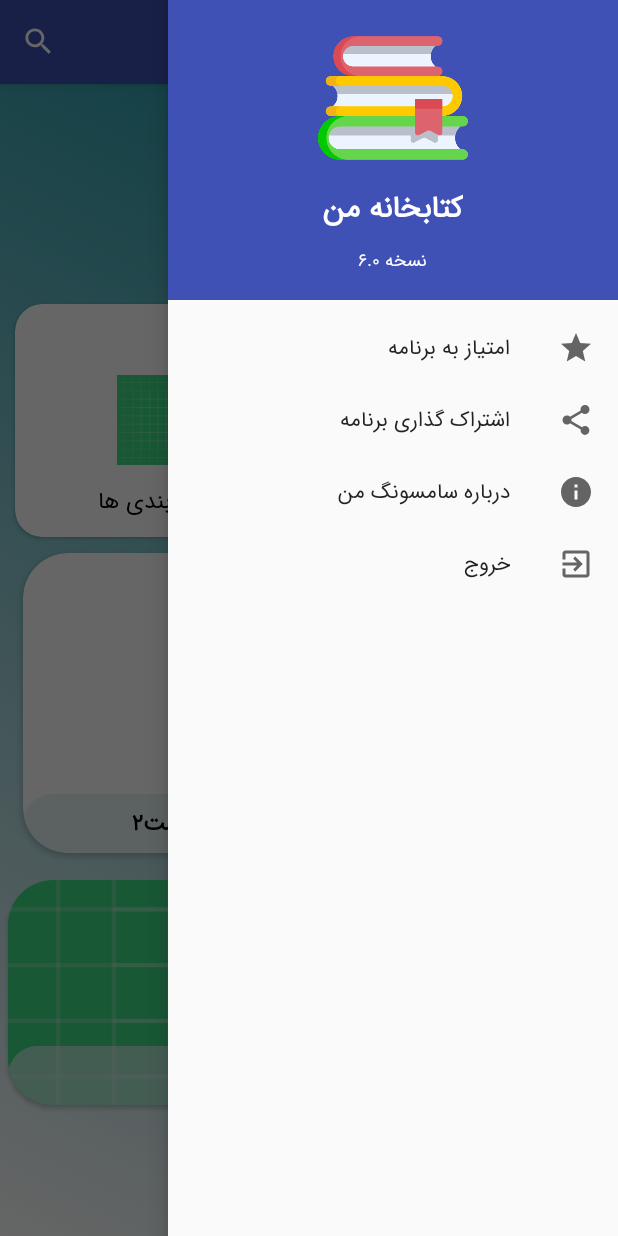
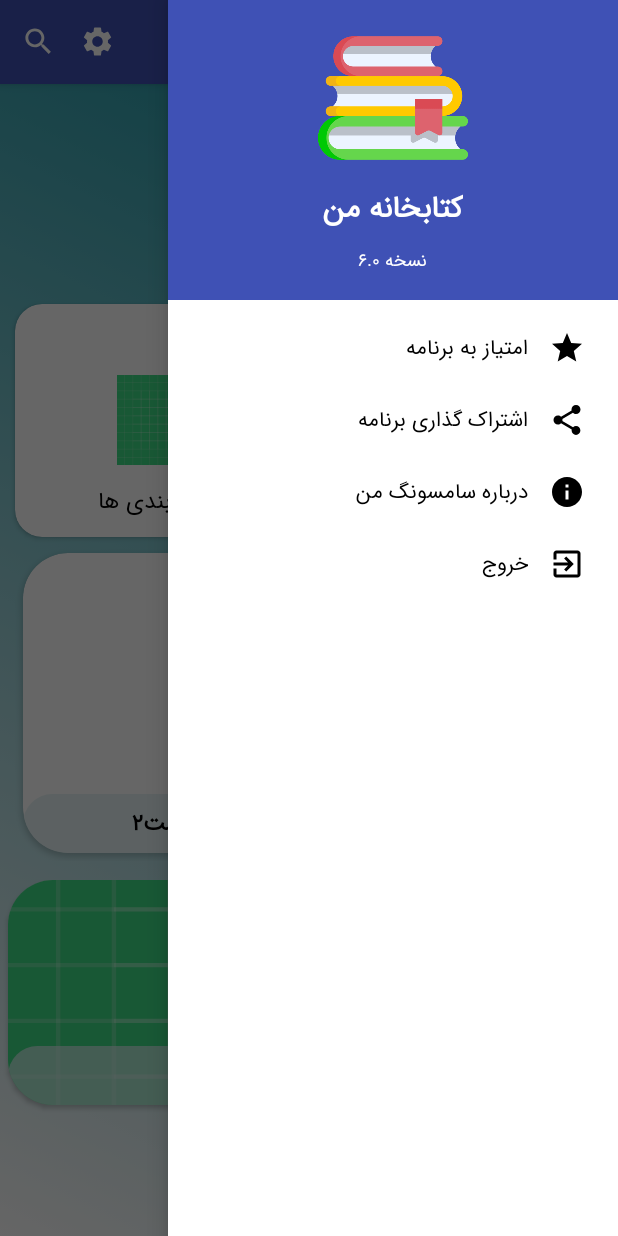
Before and after one commit to mhhpc/MyLibrary, an Android app: the screen it shows after launch (MainActivity), with the side drawer open, on a phone screen of 412 x 824 dp. Run offline under Robolectric (Android 15) with nearby library versions, the phone set to English and light mode, and no system bars; libraries missing offline, so code that uses them is left out: com.transitionseverywhere, com.transitionseverywhere.extra; 3 statements that could not run were skipped.

Commit message:
complete draver and onclick on main_activity add settings and about activity add change theme option to setting(test)

```diff
--- a/app/src/main/java/com/android/mylibrary/MainActivity.java
+++ b/app/src/main/java/com/android/mylibrary/MainActivity.java
@@ -1,25 +1,34 @@
 package com.android.mylibrary;
 
+import androidx.annotation.NonNull;
 import androidx.appcompat.app.AlertDialog;
 import androidx.appcompat.app.AppCompatActivity;
 import androidx.drawerlayout.widget.DrawerLayout;
 
 import android.content.DialogInterface;
+import android.content.Intent;
 import android.content.SharedPreferences;
 import android.graphics.drawable.AnimationDrawable;
+import android.net.Uri;
 import android.os.Bundle;
 import android.os.Handler;
+import android.view.Gravity;
+import android.view.MenuItem;
 import android.view.View;
 import android.view.ViewGroup;
+import android.widget.ImageView;
 import android.widget.LinearLayout;
 
+import com.google.android.material.navigation.NavigationView;
 import com.transitionseverywhere.Transition;
 import com.transitionseverywhere.TransitionManager;
 import com.transitionseverywhere.extra.Scale;
 
-public class MainActivity extends AppCompatActivity {
+public class MainActivity extends AppCompatActivity implements View.OnClickListener {
 
     DrawerLayout drawerLayout;
+    NavigationView navigationView;
+    ImageView imageView_menu, imageView_search, imageView_settings;
 
     @Override
     protected void onCreate(Bundle savedInstanceState) {
@@ -60,6 +69,10 @@ public class MainActivity extends AppCompatActivity {
             }
         }, 200);
 
+        //-------------
+        init();
+        onclick();
+
     }
 
     //first run dialog ----------------------
@@ -81,4 +94,84 @@ public class MainActivity extends AppCompatActivity {
         editor.apply();
     }
 
+    private void init() {
+        drawerLayout = findViewById(R.id.main);
+        navigationView = findViewById(R.id.navigationView);
+        imageView_menu = findViewById(R.id.imageView_menu);
+        imageView_search = findViewById(R.id.imageView_search);
+        imageView_settings = findViewById(R.id.imageView_settings);
+
+        navigationView.bringToFront();
+    }
+
+    private void onclick() {
+
+        imageView_menu.setOnClickListener(this);
+        imageView_search.setOnClickListener(this);
+        imageView_settings.setOnClickListener(this);
+
+        navigationView.setNavigationItemSelectedListener(new NavigationView.OnNavigationItemSelectedListener() {
+            @Override
+            public boolean onNavigationItemSelected(@NonNull MenuItem item) {
+                switch (item.getItemId()) {
+
+                    case R.id.menu_rate:
+                        drawerLayout.closeDrawers();
+                        Intent intentRate = new Intent(Intent.ACTION_VIEW);
+                        intentRate.setData(Uri.parse("https://cafebazaar.ir/developer/781503171866"));
+                        startActivity(intentRate);
+                        break;
+
+                    case R.id.menu_aboutUs:
+                        drawerLayout.closeDrawers();
+                        startActivity(new Intent(MainActivity.this, About_activity.class));
+                        break;
+
+                    case R.id.menu_exit:
+                        drawerLayout.closeDrawers();
+                        finish();
+                        break;
+
+                    case R.id.menu_share:
+                        Intent intentSend = new Intent();
+                        intentSend.setAction(Intent.ACTION_SEND);
+                        intentSend.putExtra(Intent.EXTRA_TEXT, "سلام \n به راحتی میتونی اپلیکیشن سامسونگ من رو از لینک زیر دانلود کنی ;) \n https://cafebazaar.ir/developer/781503171866");
+                        intentSend.setType("text/plain");
+
+                        Intent share = Intent.createChooser(intentSend, null);
+                        startActivity(share);
+                }
+                return true;
+            }
+        });
+    }
+
+    @Override
+    public void onClick(View v) {
+
+        if (v == imageView_menu) {
+            drawerLayout.openDrawer(Gravity.RIGHT);
+        }
+
+        if (v == imageView_search) {
+            Intent intent = new Intent(this, Search_activity.class);
+            startActivity(intent);
+        }
+
+        if (v == imageView_settings) {
+            Intent intent = new Intent(this, Settings_activity.class);
+            startActivity(intent);
+        }
+
+    }
+
+    @Override
+    public void onBackPressed() {
+        if (drawerLayout.isDrawerOpen(Gravity.RIGHT)) {
+            drawerLayout.closeDrawers();
+        } else {
+            super.onBackPressed();
+        }
+    }
+
 }
--- /dev/null
+++ b/app/src/main/res/drawable/ic_settings.xml
@@ -0,0 +1,10 @@
+<vector xmlns:android="http://schemas.android.com/apk/res/android"
+    android:width="24dp"
+    android:height="24dp"
+    android:tint="#000000"
+    android:viewportWidth="24"
+    android:viewportHeight="24">
+    <path
+        android:fillColor="@android:color/white"
+        android:pathData="M19.14,12.94c0.04,-0.3 0.06,-0.61 0.06,-0.94c0,-0.32 -0.02,-0.64 -0.07,-0.94l2.03,-1.58c0.18,-0.14 0.23,-0.41 0.12,-0.61l-1.92,-3.32c-0.12,-0.22 -0.37,-0.29 -0.59,-0.22l-2.39,0.96c-0.5,-0.38 -1.03,-0.7 -1.62,-0.94L14.4,2.81c-0.04,-0.24 -0.24,-0.41 -0.48,-0.41h-3.84c-0.24,0 -0.43,0.17 -0.47,0.41L9.25,5.35C8.66,5.59 8.12,5.92 7.63,6.29L5.24,5.33c-0.22,-0.08 -0.47,0 -0.59,0.22L2.74,8.87C2.62,9.08 2.66,9.34 2.86,9.48l2.03,1.58C4.84,11.36 4.8,11.69 4.8,12s0.02,0.64 0.07,0.94l-2.03,1.58c-0.18,0.14 -0.23,0.41 -0.12,0.61l1.92,3.32c0.12,0.22 0.37,0.29 0.59,0.22l2.39,-0.96c0.5,0.38 1.03,0.7 1.62,0.94l0.36,2.54c0.05,0.24 0.24,0.41 0.48,0.41h3.84c0.24,0 0.44,-0.17 0.47,-0.41l0.36,-2.54c0.59,-0.24 1.13,-0.56 1.62,-0.94l2.39,0.96c0.22,0.08 0.47,0 0.59,-0.22l1.92,-3.32c0.12,-0.22 0.07,-0.47 -0.12,-0.61L19.14,12.94zM12,15.6c-1.98,0 -3.6,-1.62 -3.6,-3.6s1.62,-3.6 3.6,-3.6s3.6,1.62 3.6,3.6S13.98,15.6 12,15.6z" />
+</vector>
--- a/app/src/main/res/layout/activity_main.xml
+++ b/app/src/main/res/layout/activity_main.xml
@@ -36,8 +36,10 @@
                     android:id="@+id/imageView_menu"
                     android:layout_width="27dp"
                     android:layout_height="27dp"
-                    android:layout_centerVertical="true"
+                    android:layout_alignParentTop="true"
+                    android:layout_marginTop="13dp"
                     android:layout_marginRight="12dp"
+                    android:foreground="?attr/selectableItemBackground"
                     app:srcCompat="@drawable/ic_menu"
                     app:tint="@color/white" />
 
@@ -58,8 +60,21 @@
                     android:layout_alignParentLeft="true"
                     android:layout_centerVertical="true"
                     android:layout_marginLeft="12dp"
+                    android:foreground="?attr/selectableItemBackground"
                     android:padding="2dp"
                     app:srcCompat="@drawable/ic_search"
+                    app:tint="@color/white" />
+
+                <ImageView
+                    android:id="@+id/imageView_settings"
+                    android:layout_width="27dp"
+                    android:layout_height="27dp"
+                    android:layout_centerVertical="true"
+                    android:layout_marginLeft="12dp"
+                    android:layout_toRightOf="@+id/imageView_search"
+                    android:foreground="?attr/selectableItemBackground"
+                    android:padding="2dp"
+                    app:srcCompat="@drawable/ic_settings"
                     app:tint="@color/white" />
 
 
--- a/app/src/main/res/values-night/themes.xml
+++ b/app/src/main/res/values-night/themes.xml
@@ -1,10 +1,10 @@
 <resources xmlns:tools="http://schemas.android.com/tools">
     <!-- Base application theme. -->
-    <style name="Base.Theme.MyLibrary" parent="Theme.Material3.DayNight.NoActionBar">
+    <style name="Base.Theme.MyLibrary" parent="Theme.MaterialComponents.DayNight.NoActionBar">
         <item name="colorPrimary">@color/colorPrimary</item>
         <item name="colorPrimaryVariant">@color/colorPrimary</item>
         <item name="colorOnPrimary">@color/white</item>
-        <item name="android:forceDarkAllowed" tools:ignore="NewApi">true</item>
+        <!-- Navigation bar color. -->
         <item name="android:navigationBarColor" tools:ignore="NewApi">@color/colorPrimary</item>
         <!-- Status bar color. -->
         <item name="android:statusBarColor" tools:targetApi="l">?attr/colorPrimaryVariant</item>
--- a/app/src/main/res/values/themes.xml
+++ b/app/src/main/res/values/themes.xml
@@ -1,10 +1,10 @@
 <resources xmlns:tools="http://schemas.android.com/tools">
     <!-- Base application theme. -->
-    <style name="Base.Theme.MyLibrary" parent="Theme.AppCompat.Light.NoActionBar">
+    <style name="Base.Theme.MyLibrary" parent="Theme.MaterialComponents.DayNight.NoActionBar">
         <item name="colorPrimary">@color/colorPrimary</item>
         <item name="colorPrimaryVariant">@color/colorPrimary</item>
         <item name="colorOnPrimary">@color/white</item>
-        <item name="android:forceDarkAllowed" tools:ignore="NewApi">true</item>
+        <!-- Navigation bar color. -->
         <item name="android:navigationBarColor" tools:ignore="NewApi">@color/colorPrimary</item>
         <!-- Status bar color. -->
         <item name="android:statusBarColor" tools:targetApi="l">?attr/colorPrimaryVariant</item>
--- a/gradle.properties
+++ b/gradle.properties
@@ -16,6 +16,7 @@ org.gradle.jvmargs=-Xmx2048m -Dfile.encoding=UTF-8
 # https://developer.android.com/topic/libraries/support-library/androidx-rn
 android.useAndroidX=true
 android.enableJetifier=true
+android.nonFinalResIds=false
 # Enables namespacing of each library's R class so that its R class includes only the
 # resources declared in the library itself and none from the library's dependencies,
 # thereby reducing the size of the R class for that library
```
Also changed, not shown: app/src/main/AndroidManifest.xml (+9 -0 lines), app/src/main/java/com/android/mylibrary/About_activity.java (added, +14 -0 lines), app/src/main/java/com/android/mylibrary/Search_activity.java (added, +14 -0 lines), app/src/main/java/com/android/mylibrary/Settings_activity.java (added, +41 -0 lines), app/src/main/res/layout/activity_about.xml (added, +9 -0 lines), app/src/main/res/layout/activity_search.xml (added, +9 -0 lines), app/src/main/res/layout/activity_settings.xml (added, +44 -0 lines).
